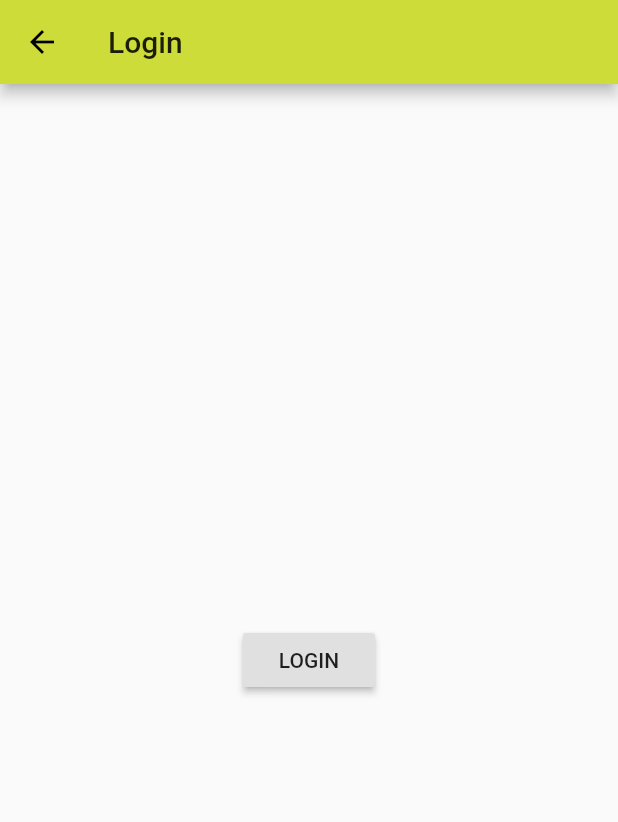
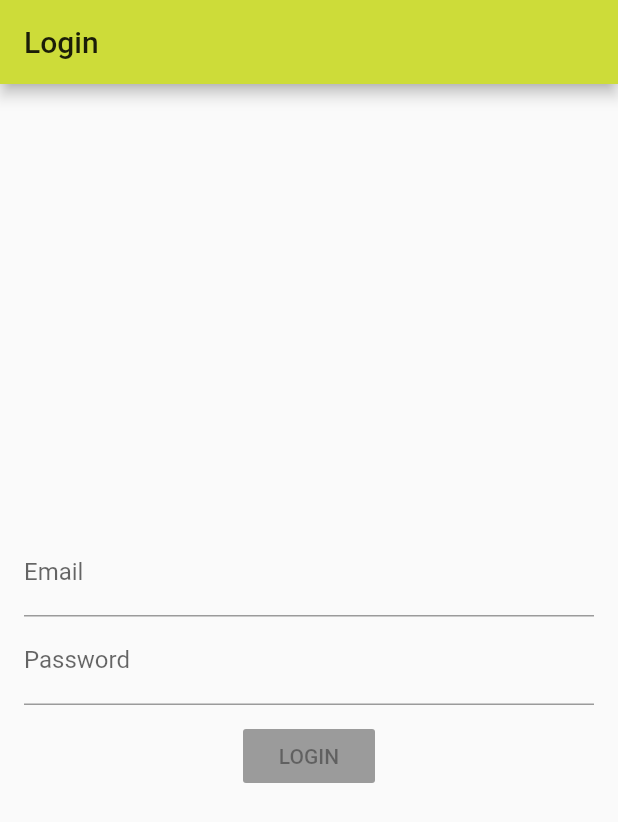
Before and after one commit to andres-gr/flutter-udemy-course, a Flutter app: the AuthPage screen opened directly, on a phone screen of 412 x 824 dp. Shown: the top 822 px of the screen. Run offline on Flutter 3.47's test engine with Material 2 defaults, Android fonts, the phone set to English and light mode, and no system bars.

Commit message:
assignment 4 complete

```diff
--- a/lib/main.dart
+++ b/lib/main.dart
@@ -1,5 +1,6 @@
 import 'package:flutter/material.dart';
 
+import 'src/pages/auth.dart';
 import 'src/pages/product.dart';
 import 'src/pages/products.dart';
 import 'src/pages/products_admin.dart';
@@ -36,9 +37,9 @@ class _MyAppState extends State<MyApp> {
         brightness: Brightness.light,
         primarySwatch: Colors.lime,
       ),
-      // home: AuthPage(),
+      home: AuthPage(),
       routes: {
-        '/': (BuildContext context) => ProductsPage(
+        '/products': (BuildContext context) => ProductsPage(
               products: _products,
             ),
         '/admin': (BuildContext context) => ProductsAdminPage(
--- a/lib/src/pages/auth.dart
+++ b/lib/src/pages/auth.dart
@@ -1,6 +1,38 @@
 import 'package:flutter/material.dart';
 
-class AuthPage extends StatelessWidget {
+class AuthPage extends StatefulWidget {
+  @override
+  _AuthPageState createState() => _AuthPageState();
+}
+
+class _AuthPageState extends State<AuthPage> {
+  String _email = '';
+  String _password = '';
+  bool _valid = false;
+
+  void _pressLogin() {
+    Navigator.pushReplacementNamed(
+      context,
+      '/products',
+    );
+  }
+
+  void _checkValid() {
+    if (!_valid) {
+      if (_email != '' && _password != '') {
+        setState(() {
+          _valid = true;
+        });
+      }
+    } else {
+      if (_email == '' || _password == '') {
+        setState(() {
+          _valid = false;
+        });
+      }
+    }
+  }
+
   @override
   Widget build(BuildContext context) {
     return Scaffold(
@@ -13,14 +45,37 @@ class AuthPage extends StatelessWidget {
           child: Column(
             mainAxisAlignment: MainAxisAlignment.center,
             children: <Widget>[
+              TextField(
+                keyboardType: TextInputType.emailAddress,
+                decoration: InputDecoration(
+                  labelText: 'Email',
+                ),
+                onChanged: (String value) {
+                  setState(() {
+                    _email = value;
+                  });
+                  _checkValid();
+                },
+              ),
+              TextField(
+                keyboardType: TextInputType.text,
+                obscureText: true,
+                decoration: InputDecoration(
+                  labelText: 'Password',
+                ),
+                onChanged: (String value) {
+                  setState(() {
+                    _password = value;
+                  });
+                  _checkValid();
+                },
+              ),
+              SizedBox(
+                height: 10.0,
+              ),
               RaisedButton(
                 child: const Text('LOGIN'),
-                onPressed: () {
-                  Navigator.pushReplacementNamed(
-                    context,
-                    '/',
-                  );
-                },
+                onPressed: _valid ? _pressLogin : null,
               ),
             ],
           ),
--- a/lib/src/pages/products_admin.dart
+++ b/lib/src/pages/products_admin.dart
@@ -45,7 +45,7 @@ class ProductsAdminPage extends StatelessWidget {
                   onTap: () {
                     Navigator.pushReplacementNamed(
                       context,
-                      '/',
+                      '/products',
                     );
                   },
                 ),
```
Also changed, not shown: lib/src/pages/product_create.dart (+13 -13 lines).
